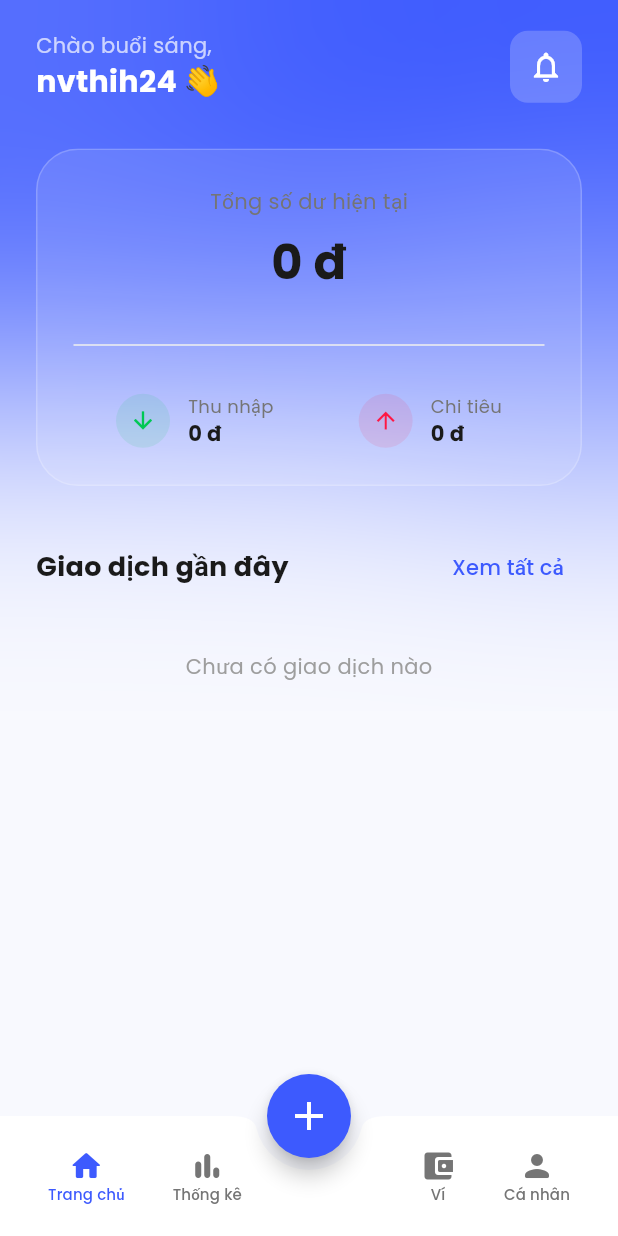
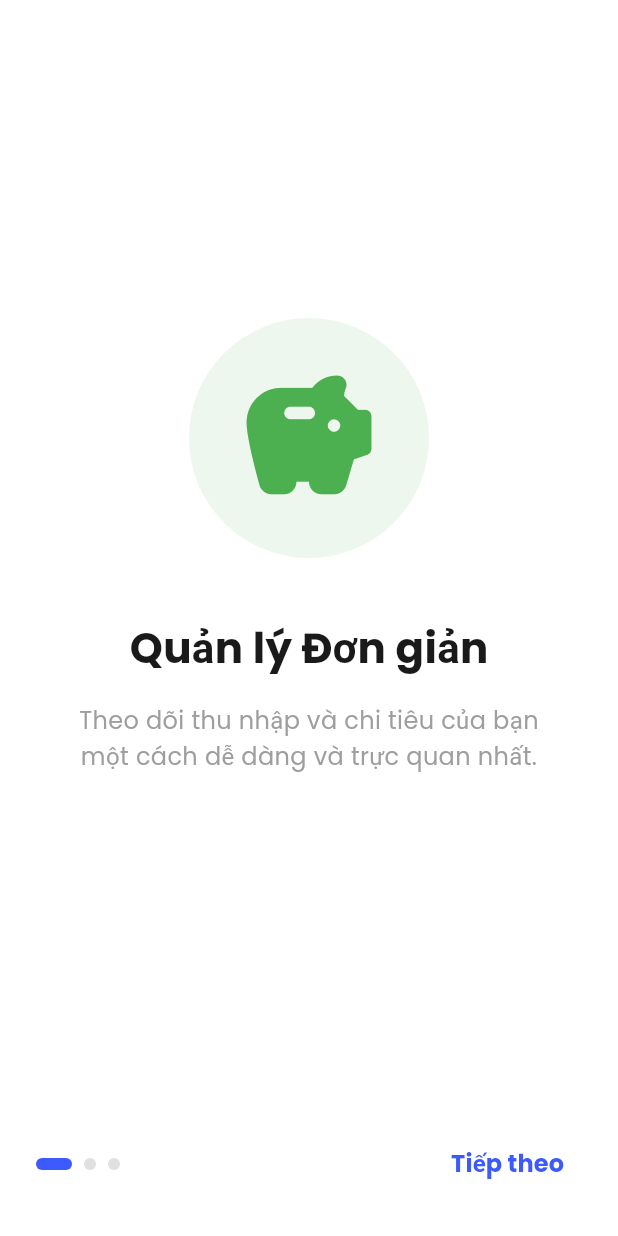
Before and after one commit to nvthih24/App_ChiTieu, a Flutter app: the screen it shows after launch, on a phone screen of 412 x 824 dp. Run offline on Flutter 3.47's test engine with Material 3 defaults, Android fonts, the phone set to English and light mode, and no system bars; our stand-ins replace fl_chart, flutter_staggered_animations, google_fonts, hive, hive_flutter; accounts and stored records are empty.

Commit message:
feat: bo sung Onboarding, Empty State va Loc theo thang

```diff
--- a/lib/main.dart
+++ b/lib/main.dart
@@ -8,6 +8,7 @@ import 'package:hive_flutter/hive_flutter.dart';
 import 'models/transaction.dart';
 import 'models/category.dart';
 import 'providers/category_provider.dart';
+import 'screens/onboarding_screen.dart';
 
 void main() async {
   WidgetsFlutterBinding.ensureInitialized();
@@ -19,32 +20,40 @@ void main() async {
   await Hive.openBox<Transaction>('transactions_box');
   await Hive.openBox<Category>('categories_box');
 
+  var settingsBox = await Hive.openBox('settings_box');
+
+  bool hasSeenOnboarding = settingsBox.get(
+    'hasSeenOnboarding',
+    defaultValue: false,
+  );
+
   runApp(
     MultiProvider(
       providers: [
         ChangeNotifierProvider(create: (_) => TransactionProvider()),
         ChangeNotifierProvider(create: (_) => CategoryProvider()),
       ],
-      child: const ExpenseTrackerApp(),
+      child: ExpenseTrackerApp(startScreen: !hasSeenOnboarding),
     ),
   );
 }
 
 class ExpenseTrackerApp extends StatelessWidget {
-  const ExpenseTrackerApp({super.key});
+  final bool startScreen;
+
+  const ExpenseTrackerApp({super.key, required this.startScreen});
 
   @override
   Widget build(BuildContext context) {
     return MaterialApp(
       debugShowCheckedModeBanner: false,
-      title: 'Finance Pro',
+      title: 'Sổ Thu Chi Pro',
       theme: ThemeData(
         useMaterial3: true,
         colorScheme: ColorScheme.fromSeed(
           seedColor: AppColors.primary,
           background: AppColors.background,
         ),
-        // Thiết lập Font chữ tiêu chuẩn cho toàn app
         textTheme: GoogleFonts.poppinsTextTheme(),
         cardTheme: CardThemeData(
           elevation: 0,
@@ -54,7 +63,7 @@ class ExpenseTrackerApp extends StatelessWidget {
           color: AppColors.surface,
         ),
       ),
-      home: HomeScreen(),
+      home: startScreen ? const OnboardingScreen() : HomeScreen(),
     );
   }
 }
--- /dev/null
+++ b/lib/screens/onboarding_screen.dart
@@ -0,0 +1,191 @@
+import 'package:flutter/material.dart';
+import 'package:hive/hive.dart';
+import '../utils/app_colors.dart';
+import 'home_screen.dart';
+
+class OnboardingScreen extends StatefulWidget {
+  const OnboardingScreen({super.key});
+
+  @override
+  State<OnboardingScreen> createState() => _OnboardingScreenState();
+}
+
+class _OnboardingScreenState extends State<OnboardingScreen> {
+  final PageController _controller = PageController();
+  int _currentPage = 0;
+
+  // Dữ liệu nội dung 3 trang giới thiệu
+  final List<Map<String, dynamic>> _pages = [
+    {
+      "title": "Quản lý Đơn giản",
+      "desc":
+          "Theo dõi thu nhập và chi tiêu của bạn một cách dễ dàng và trực quan nhất.",
+      "icon": Icons.savings_rounded,
+      "color": Colors.green,
+    },
+    {
+      "title": "Thống kê Chi tiết",
+      "desc":
+          "Biểu đồ trực quan giúp bạn hiểu rõ dòng tiền của mình đang đi về đâu.",
+      "icon": Icons.pie_chart_rounded,
+      "color": Colors.orange,
+    },
+    {
+      "title": "Tiết kiệm Hiệu quả",
+      "desc":
+          "Lên kế hoạch tài chính thông minh để đạt được mục tiêu tương lai.",
+      "icon": Icons.rocket_launch_rounded,
+      "color": Colors.blue,
+    },
+  ];
+
+  // Hàm xử lý khi bấm nút "Bắt đầu"
+  void _finishOnboarding() async {
+    // 1. Lưu lại là "Đã xem" vào Hive
+    var box = await Hive.openBox('settings_box');
+    await box.put('hasSeenOnboarding', true);
+
+    // 2. Chuyển sang màn hình chính (Xóa luôn màn hình intro khỏi stack để không back lại được)
+    if (!mounted) return;
+    Navigator.pushReplacement(
+      context,
+      MaterialPageRoute(builder: (context) => HomeScreen()),
+    );
+  }
+
+  @override
+  Widget build(BuildContext context) {
+    return Scaffold(
+      backgroundColor: Colors.white,
+      body: SafeArea(
+        child: Column(
+          children: [
+            // 1. PHẦN SLIDER (Trang trượt)
+            Expanded(
+              child: PageView.builder(
+                controller: _controller,
+                onPageChanged: (index) {
+                  setState(() => _currentPage = index);
+                },
+                itemCount: _pages.length,
+                itemBuilder: (context, index) {
+                  return Column(
+                    mainAxisAlignment: MainAxisAlignment.center,
+                    children: [
+                      // Vòng tròn nền Icon
+                      Container(
+                        padding: const EdgeInsets.all(30),
+                        decoration: BoxDecoration(
+                          color: _pages[index]['color'].withOpacity(0.1),
+                          shape: BoxShape.circle,
+                        ),
+                        child: Icon(
+                          _pages[index]['icon'],
+                          size: 100,
+                          color: _pages[index]['color'],
+                        ),
+                      ),
+                      const SizedBox(height: 40),
+                      // Tiêu đề
+                      Text(
+                        _pages[index]['title'],
+                        style: const TextStyle(
+                          fontSize: 28,
+                          fontWeight: FontWeight.bold,
+                          color: AppColors.textDark,
+                        ),
+                      ),
+                      const SizedBox(height: 16),
+                      // Mô tả
+                      Padding(
+                        padding: const EdgeInsets.symmetric(horizontal: 40),
+                        child: Text(
+                          _pages[index]['desc'],
+                          textAlign: TextAlign.center,
+                          style: const TextStyle(
+                            fontSize: 16,
+                            color: Colors.grey,
+                            height: 1.5,
+                          ),
+                        ),
+                      ),
+                    ],
+                  );
+                },
+              ),
+            ),
+
+            // 2. PHẦN ĐIỀU HƯỚNG DƯỚI CÙNG
+            Padding(
+              padding: const EdgeInsets.all(24),
+              child: Row(
+                mainAxisAlignment: MainAxisAlignment.spaceBetween,
+                children: [
+                  // Dấu chấm chỉ trang (Indicators)
+                  Row(
+                    children: List.generate(
+                      _pages.length,
+                      (index) => AnimatedContainer(
+                        duration: const Duration(milliseconds: 300),
+                        margin: const EdgeInsets.only(right: 8),
+                        height: 8,
+                        width: _currentPage == index
+                            ? 24
+                            : 8, // Dài ra nếu đang chọn
+                        decoration: BoxDecoration(
+                          color: _currentPage == index
+                              ? AppColors.primary
+                              : Colors.grey[300],
+                          borderRadius: BorderRadius.circular(4),
+                        ),
+                      ),
+                    ),
+                  ),
+
+                  // Nút bấm
+                  _currentPage == _pages.length - 1
+                      ? ElevatedButton(
+                          onPressed: _finishOnboarding,
+                          style: ElevatedButton.styleFrom(
+                            backgroundColor: AppColors.primary,
+                            padding: const EdgeInsets.symmetric(
+                              horizontal: 32,
+                              vertical: 16,
+                            ),
+                            shape: RoundedRectangleBorder(
+                              borderRadius: BorderRadius.circular(30),
+                            ),
+                          ),
+                          child: const Text(
+                            "Bắt đầu ngay",
+                            style: TextStyle(
+                              color: Colors.white,
+                              fontWeight: FontWeight.bold,
+                            ),
+                          ),
+                        )
+                      : TextButton(
+                          onPressed: () {
+                            _controller.nextPage(
+                              duration: const Duration(milliseconds: 300),
+                              curve: Curves.easeInOut,
+                            );
+                          },
+                          child: const Text(
+                            "Tiếp theo",
+                            style: TextStyle(
+                              fontSize: 16,
+                              color: AppColors.primary,
+                              fontWeight: FontWeight.bold,
+                            ),
+                          ),
+                        ),
+                ],
+              ),
+            ),
+          ],
+        ),
+      ),
+    );
+  }
+}
--- a/lib/screens/statistics_screen.dart
+++ b/lib/screens/statistics_screen.dart
@@ -10,6 +10,7 @@ class StatisticsScreen extends StatelessWidget {
   @override
   Widget build(BuildContext context) {
     final provider = context.watch<TransactionProvider>();
+
     final categoryData = provider.getCategoryData();
 
     return Scaffold(
```
Also changed, not shown: lib/providers/transaction_provider.dart (+20 -3 lines), lib/screens/home_screen.dart (+84 -16 lines).
